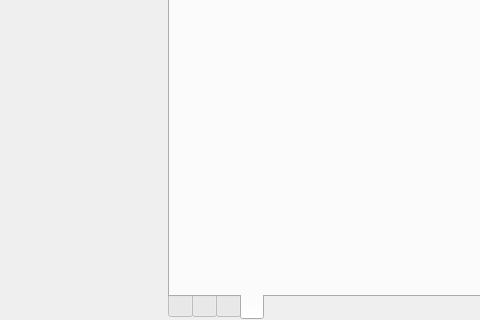
The window that src/ui/c_builder_view.ui (UgVo/Wakfu-Builder) describes before a commit, drawn with Qt 5; both pictures show x 215 to 695 and y 510 to 830 of the 1092 by 830 pixel window.
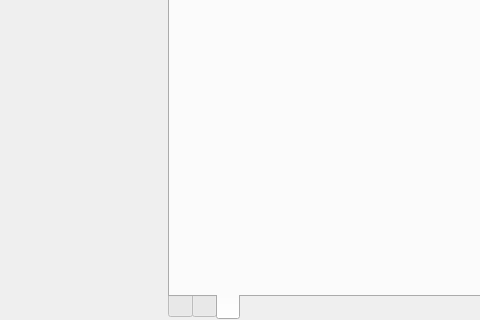
The same window after the commit. The open tabs and pages were chosen to show the change.

Commit message: Spell tab removed for now

```diff
--- a/src/ui/c_builder_view.ui
+++ b/src/ui/c_builder_view.ui
@@ -228,11 +228,6 @@
             </attribute>
             <layout class="QHBoxLayout" name="horizontalLayout_5"/>
            </widget>
-           <widget class="QWidget" name="tab_sorts">
-            <attribute name="title">
-             <string/>
-            </attribute>
-           </widget>
            <widget class="QWidget" name="tab_sublimations">
             <attribute name="title">
              <string/>
```
Left out of the diff: 1 changed line with no effect on the pictures. The commit also changes 1 other file.
